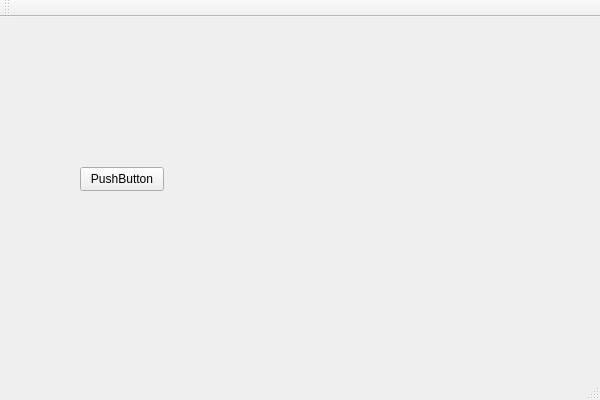
First picture: the form in Qt_Remote/Qt_Remote.ui, repository 91xrz/Qt_Remote, before the edit.
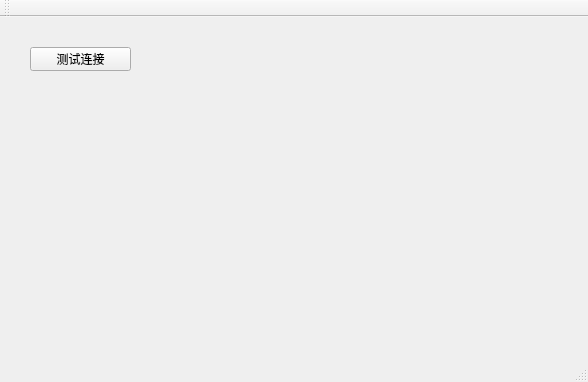
Second picture: the form after the edit.

What changed in the file:
```diff
--- a/Qt_Remote/Qt_Remote.ui
+++ b/Qt_Remote/Qt_Remote.ui
@@ -6,8 +6,8 @@
    <rect>
     <x>0</x>
     <y>0</y>
-    <width>600</width>
-    <height>400</height>
+    <width>588</width>
+    <height>382</height>
    </rect>
   </property>
   <property name="windowTitle">
@@ -17,14 +17,14 @@
    <widget class="QPushButton" name="pushButton">
     <property name="geometry">
      <rect>
-      <x>80</x>
-      <y>150</y>
-      <width>84</width>
+      <x>30</x>
+      <y>30</y>
+      <width>101</width>
       <height>24</height>
      </rect>
     </property>
     <property name="text">
-     <string>PushButton</string>
+     <string>测试连接</string>
     </property>
    </widget>
   </widget>
```
Left out of the diff: 8 changed lines with no effect on the pictures.
